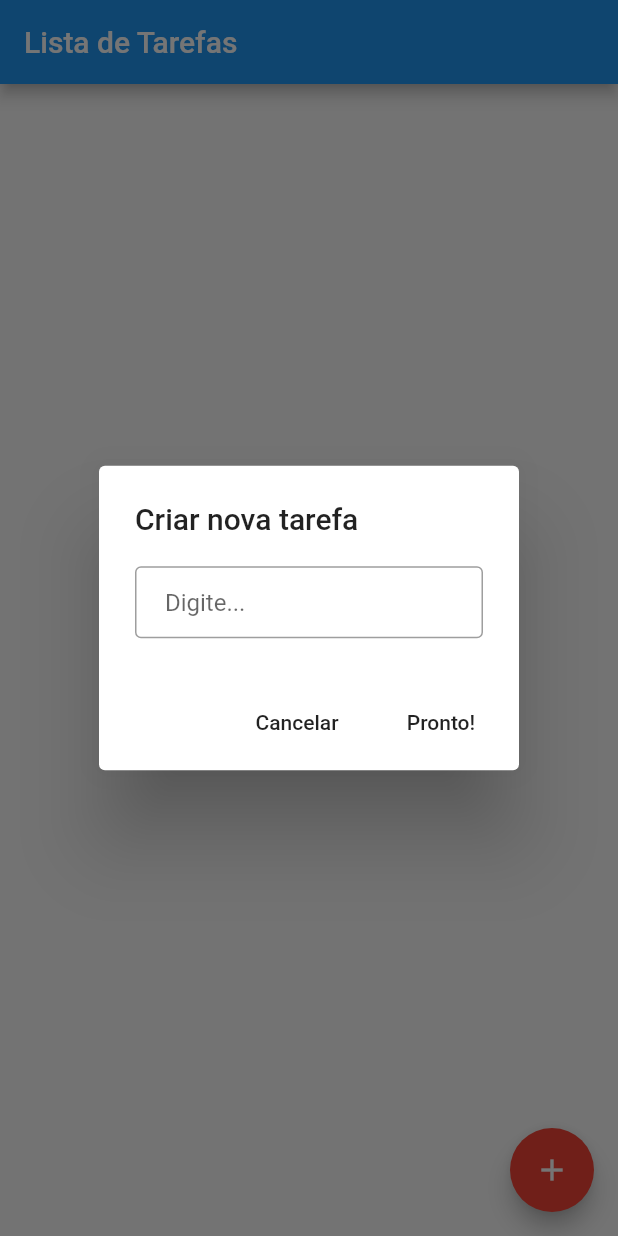
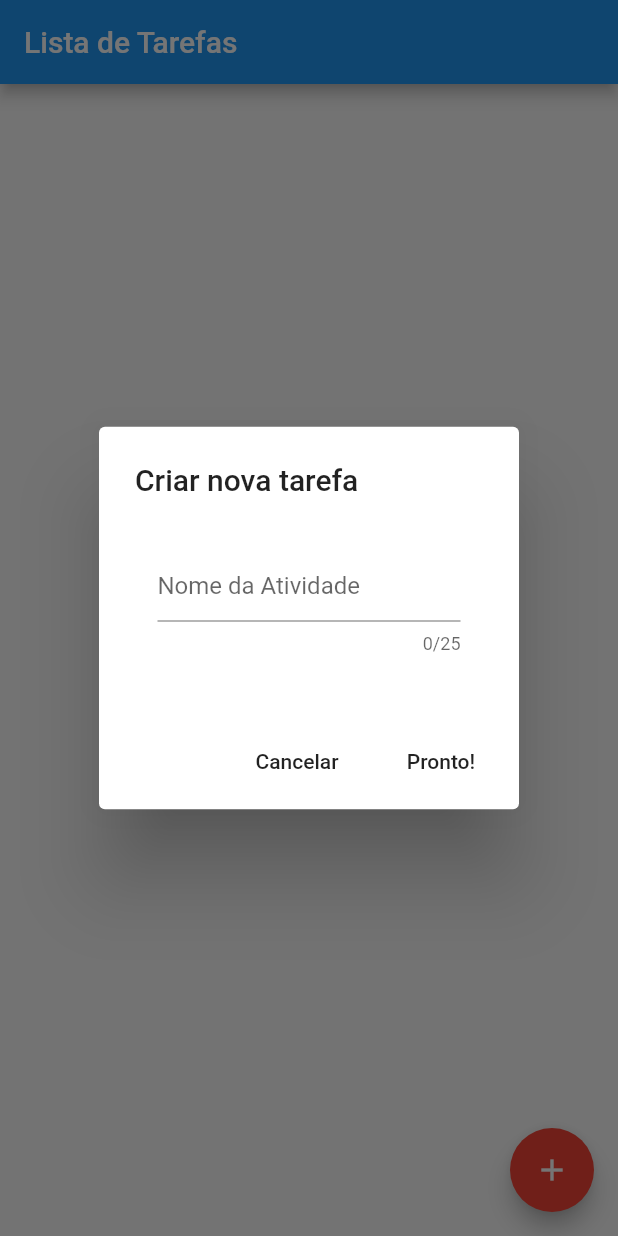
Before and after one commit to felipejoliver-fzr/lista_de_tarefas_flutter, a Flutter app: the screen it shows after launch, after a tap on the "add" icon, on a phone screen of 412 x 824 dp. Run offline on Flutter 3.47's test engine with Material 2 defaults, Android fonts, the phone set to English and light mode, and no system bars; our stand-ins replace shared_preferences.

```diff
--- a/lib/pages/home/HomePage.dart
+++ b/lib/pages/home/HomePage.dart
@@ -17,7 +17,7 @@ class HomePage extends StatefulWidget {
 
 class _HomePageState extends State<HomePage> {
   void add(String nomeTarefa) {
-    if (nomeTarefa == "") return;
+    //if (nomeTarefa == "") return;
 
     setState(() {
       widget.items.add(
@@ -58,15 +58,35 @@ class _HomePageState extends State<HomePage> {
     await prefs.setString('data', jsonEncode(widget.items));
   }
 
+  Widget FormUI() {
+    return new Column(
+      children: <Widget>[
+        new TextFormField(
+          decoration: new InputDecoration(hintText: 'Nome da Atividade'),
+          maxLength: 25,
+          validator: (String value) {
+            if (value.length == 0) {
+              return "Insira o nome da atividade";
+            } else {
+              return null;
+            }
+          },
+        )
+      ],
+    );
+  }
+
   showDialogAdd(BuildContext context) {
     var newTaskController = TextEditingController();
-
+    final GlobalKey<FormState> _key = GlobalKey<FormState>();
     // configura o button
     Widget readyButton = FlatButton(
       child: Text("Pronto!"),
       onPressed: () {
-        add(newTaskController.text);
-        Navigator.pop(context);
+        if (_key.currentState.validate()) {
+          add(newTaskController.text);
+          Navigator.pop(context);
+        }
       },
     );
 
@@ -77,16 +97,22 @@ class _HomePageState extends State<HomePage> {
       },
     );
 
-    final txtNewTask = TextField(
-      controller: newTaskController,
-      decoration: InputDecoration(
-        hintText: "Digite...",
-        contentPadding: EdgeInsets.fromLTRB(20.0, 10.0, 20.0, 10.0),
-        border: OutlineInputBorder(
-            //borderRadius: BorderRadius.circular(20.0),
-            ),
-      ),
-    );
+    // final txtNewTask = TextFormField(
+    //   controller: newTaskController,
+    //   key: _key,
+    //   decoration: new InputDecoration(hintText: 'Nome da atividade'),
+    //   maxLength: 25,
+    //   keyboardType: TextInputType.text,
+    //   validator: (String value) {
+    //     if (value.length == 0) {
+    //       print("saddsadsadsadsadsadasds");
+    //       return "Insira o nome da atividade";
+    //     } else {
+    //       print("eeeeeeeeeeeeeeeeeeeeeeeeeee");
+    //       return null;
+    //     }
+    //   },
+    // );
 
     // configura o  AlertDialog
     AlertDialog alerta = AlertDialog(
@@ -95,7 +121,15 @@ class _HomePageState extends State<HomePage> {
       //   controller: newTaskCtrl,
       //   keyboardType: TextInputType.text,
       // ),
-      content: txtNewTask,
+      content: new SingleChildScrollView(
+        child: new Container(
+          margin: new EdgeInsets.all(15.0),
+          child: new Form(
+            key: _key,
+            child: FormUI(),
+          ),
+        ),
+      ),
       actions: [
         cancelButton,
         readyButton,
```
